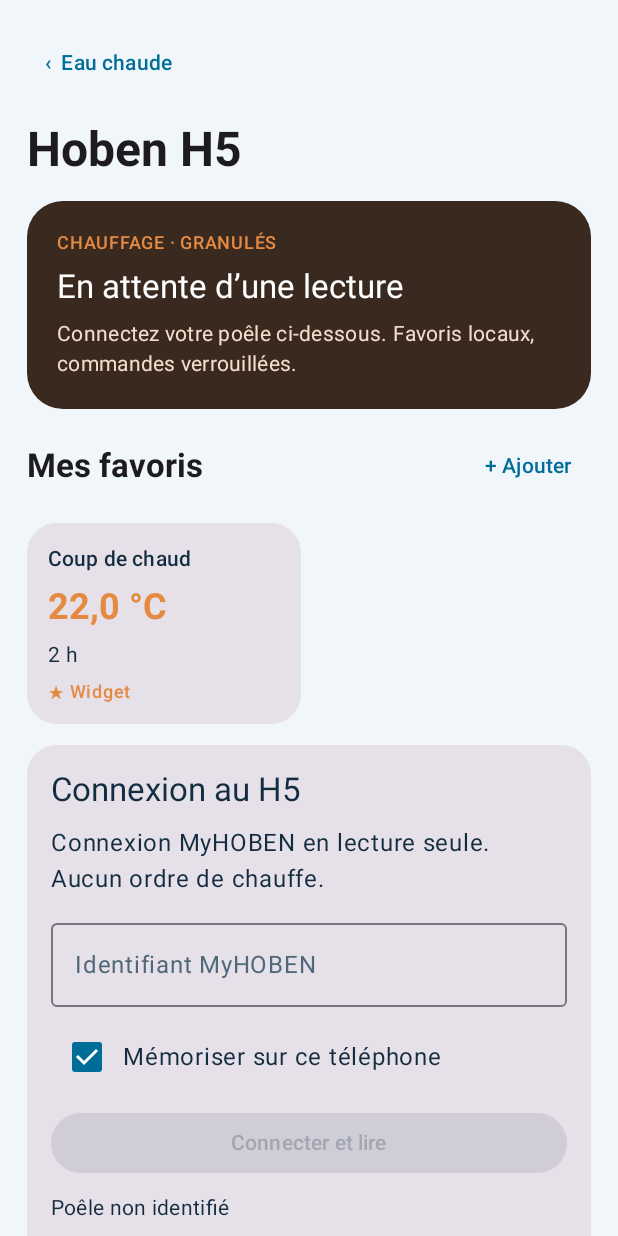
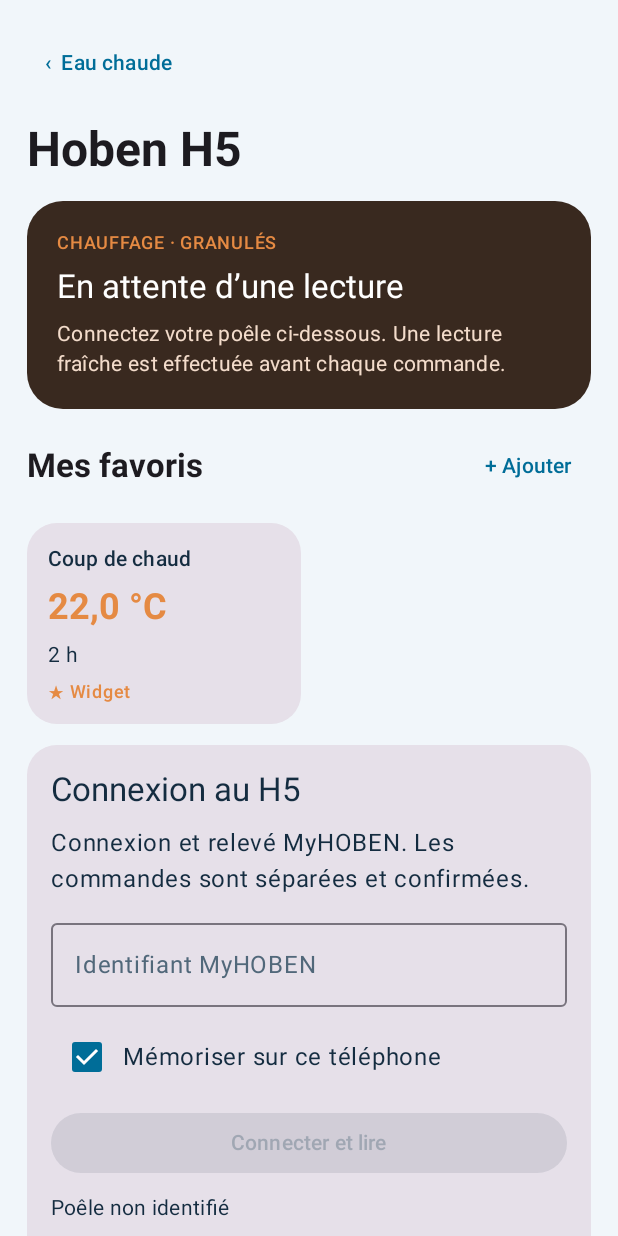
Before and after one commit to NeSy/Sauter-guelma, an Android app built with Jetpack Compose: the screen it shows after launch (HobenActivity), after a tap on "Hoben", on a phone screen of 412 x 824 dp. Run offline under Robolectric (Android 15) with nearby library versions, the phone set to English and light mode, and no system bars; pictures from the network do not load.

Commit message:
V0.7.4 : dérogations H5 confirmées par relecture et annulation native

```diff
--- a/app/build.gradle.kts
+++ b/app/build.gradle.kts
@@ -10,8 +10,8 @@ android {
         applicationId = "fr.nesy.guelmacontrol"
         minSdk = 26
         targetSdk = 35
-        versionCode = 14
-        versionName = "0.7.3"
+        versionCode = 15
+        versionName = "0.7.4"
     }
     val signingPath = System.getenv("GUELMA_KEYSTORE")
     if (signingPath != null) {
--- a/app/src/main/java/fr/nesy/guelmacontrol/HobenActivity.kt
+++ b/app/src/main/java/fr/nesy/guelmacontrol/HobenActivity.kt
@@ -130,8 +130,31 @@ private fun HobenView(initial:String?,back:()->Unit){
     var busy by remember{mutableStateOf(false)}
     var status by remember{mutableStateOf("Non testé")}
     var snapshot by remember{mutableStateOf<HobenSnapshot?>(null)}
+    var commandBusy by remember{mutableStateOf(false)}
+    var pairBusy by remember{mutableStateOf(false)}
+    var commandStatus by remember{mutableStateOf("")}
+    var uncertain by remember{mutableStateOf(false)}
+    var cancelConfirm by remember{mutableStateOf(false)}
     val scope=rememberCoroutineScope()
     val flame=Color(0xFFE58A43)
+    val savedPairing=CredentialVault(c,"hoben").hasCredentials()
+    val canCommand=savedPairing&&!commandBusy&&!pairBusy&&!uncertain
+    fun execute(order:HobenOverride){
+        if(!canCommand)return
+        commandBusy=true;details=null;cancelConfirm=false;commandStatus="Vérification du poêle…";snapshot=null
+        scope.launch{
+            try{
+                val result=withContext(Dispatchers.IO){HobenOverrideGateway.execute(c,order)}
+                snapshot=(result as? HobenPairResult.Opened)?.state
+                commandStatus=when(result){
+                    is HobenPairResult.Opened->result.readStatus
+                    HobenPairResult.PinRequired->"Autorisation nécessaire. Refaire la connexion avant toute commande."
+                    is HobenPairResult.Failed->result.message
+                }
+                uncertain=(result is HobenPairResult.Opened&&result.state==null)
+            }finally{commandBusy=false}
+        }
+    }
     Scaffold(containerColor=MaterialTheme.colorScheme.background){padding->
         Column(Modifier.padding(padding).fillMaxSize().verticalScroll(rememberScrollState()).padding(18.dp),verticalArrangement=Arrangement.spacedBy(14.dp)){
             TextButton(onClick=back){Text("‹  Eau chaude")}
@@ -142,11 +165,11 @@ private fun HobenView(initial:String?,back:()->Unit){
                     val reading=snapshot
                     if(reading==null){
                         Text("En attente d’une lecture",color=Color.White,style=MaterialTheme.typography.titleLarge)
-                        Text("Connectez votre poêle ci-dessous. Favoris locaux, commandes verrouillées.",color=Color(0xFFF3DCCB),style=MaterialTheme.typography.bodyMedium)
+                        Text("Connectez votre poêle ci-dessous. Une lecture fraîche est effectuée avant chaque commande.",color=Color(0xFFF3DCCB),style=MaterialTheme.typography.bodyMedium)
                     }else{
                         Text(reading.ambient?.let{String.format(java.util.Locale.FRANCE,"%.1f °C",it)}?:"—",color=Color.White,style=MaterialTheme.typography.displayMedium,fontWeight=FontWeight.Bold)
                         Text("Température ambiante · consigne "+(reading.target?.let{String.format(java.util.Locale.FRANCE,"%.1f °C",it)}?:"—"),color=Color(0xFFF3DCCB))
-                        Text(reading.stateLabel+" · "+reading.modeLabel,color=Color(0xFFF3DCCB))
+                        Text(reading.stateLabel+" · "+reading.modeLabel+" · "+(if(reading.onOff==1)"Marche autorisée"else if(reading.onOff==0)"Arrêt demandé"else "Marche/arrêt non reconnu"),color=Color(0xFFF3DCCB))
                         Text("Puissance "+(reading.power?.let{"$it %"}?:"—")+" · Ventilation "+reading.ventLabel,color=Color(0xFFF3DCCB))
                         Text(if(reading.activeOverride)"Dérogation active"else if(reading.scheduledOverride)"Dérogation programmée"else "Pas de dérogation signalée",color=Color(0xFFF3DCCB))
                         if(reading.activeOverride||reading.scheduledOverride)Text("Dérogation : "+(reading.overrideTemp?.let{String.format(java.util.Locale.FRANCE,"%.1f °C",it)}?:"—")+" · durée remontée "+reading.overrideMinutes+" min",color=Color(0xFFF3DCCB))
@@ -155,6 +178,8 @@ private fun HobenView(initial:String?,back:()->Unit){
                     }
                 }
             }
+            if(commandStatus.isNotBlank()) Card(Modifier.fillMaxWidth()) { Column(Modifier.padding(14.dp)){Text(commandStatus);if(commandBusy)LinearProgressIndicator(Modifier.fillMaxWidth());if(uncertain)Text("Relisez le poêle avant toute nouvelle commande.")} }
+            if(snapshot?.let{it.activeOverride||it.scheduledOverride}==true)OutlinedButton(onClick={cancelConfirm=true},enabled=canCommand,modifier=Modifier.fillMaxWidth()){Text("Annuler la dérogation")}
             Row(verticalAlignment=Alignment.CenterVertically){
                 Text("Mes favoris",Modifier.weight(1f),style=MaterialTheme.typography.titleLarge,fontWeight=FontWeight.Bold)
                 TextButton(onClick={editing=HobenFavorite(UUID.randomUUID().toString(),"",44,120)}){Text("+ Ajouter")}
@@ -175,11 +200,11 @@ private fun HobenView(initial:String?,back:()->Unit){
                 }
             }
             if(list.isEmpty())Text("Ajoutez votre première dérogation favorite.")
-            HobenPairingPanel{snapshot=it}
+            HobenPairingPanel(commandBusy,{pairBusy=it}){snapshot=it;if(it!=null)uncertain=false}
             Card(Modifier.fillMaxWidth(),shape=RoundedCornerShape(20.dp)){
                 Column(Modifier.padding(16.dp),verticalArrangement=Arrangement.spacedBy(8.dp)){
                     Text("Widgets Android · 1 × 1",style=MaterialTheme.typography.titleMedium)
-                    Text("Ajoutez plusieurs widgets depuis le sélecteur Android, puis choisissez un favori par widget. Un appui ouvre le favori ; le pilotage reste verrouillé. Le favori étoilé est le choix par défaut.")
+                    Text("Ajoutez plusieurs widgets depuis le sélecteur Android, puis choisissez un favori par widget. Un appui ouvre le favori ; confirmez pour envoyer la dérogation. Le favori étoilé est le choix par défaut.")
                     val manager=AppWidgetManager.getInstance(c)
                     Button(onClick={manager.requestPinAppWidget(ComponentName(c,HobenWidget::class.java),null,null)},enabled=manager.isRequestPinAppWidgetSupported&&list.isNotEmpty()){Text("Ajouter le widget")}
                 }
@@ -199,13 +224,16 @@ private fun HobenView(initial:String?,back:()->Unit){
         AlertDialog(onDismissRequest={details=null},title={Text(f.name)},text={
             Column(verticalArrangement=Arrangement.spacedBy(8.dp)){
                 Text(f.temperature+" · "+f.duration,style=MaterialTheme.typography.headlineSmall)
-                Text("Activation verrouillée : la communication avec le H5 n’est pas encore validée.")
+                Text("Dérogation immédiate, puis retour au programme du poêle. Aucun changement de programmation.")
+                if(!savedPairing)Text("Mémorisez d’abord l’appairage dans Connexion au H5.")
+                if(uncertain)Text("Relisez le poêle avant de commander.")
                 OutlinedButton(onClick={HobenFavorites.select(c,f.id);selected=f.id;details=null}){Text("Choisir par défaut")}
                 TextButton(onClick={details=null;editing=f}){Text("Modifier")}
                 TextButton(onClick={details=null;remove=f}){Text("Supprimer")}
             }
-        },confirmButton={TextButton(onClick={details=null}){Text("Fermer")}})
+        },confirmButton={Button(onClick={execute(HobenOverride.Start(f.halfDegrees,f.minutes))},enabled=canCommand){Text("Activer")}},dismissButton={TextButton(onClick={details=null}){Text("Fermer")}})
     }
+    if(cancelConfirm)AlertDialog(onDismissRequest={cancelConfirm=false},title={Text("Reprendre le programme habituel ?")},text={Text("Annuler la dérogation active ou programmée du poêle.")},confirmButton={Button(onClick={execute(HobenOverride.Cancel)},enabled=canCommand){Text("Confirmer")}},dismissButton={TextButton(onClick={cancelConfirm=false}){Text("Retour")}})
     editing?.let{f->
         var name by remember(f.id){mutableStateOf(f.name)}
         var temp by remember(f.id){mutableStateOf(f.halfDegrees)}
--- a/app/src/main/java/fr/nesy/guelmacontrol/HobenPairingPanel.kt
+++ b/app/src/main/java/fr/nesy/guelmacontrol/HobenPairingPanel.kt
@@ -17,7 +17,7 @@ import kotlinx.coroutines.launch
 import kotlinx.coroutines.withContext
 
 @Composable
-internal fun HobenPairingPanel(onState:(HobenSnapshot?)->Unit){
+internal fun HobenPairingPanel(blocked:Boolean,onBusy:(Boolean)->Unit,onState:(HobenSnapshot?)->Unit){
     val c=LocalContext.current.applicationContext
     val session=remember{HobenPairSession(c)}
     val scope=rememberCoroutineScope()
@@ -39,6 +39,7 @@ internal fun HobenPairingPanel(onState:(HobenSnapshot?)->Unit){
         if(result is HobenPairResult.Opened)id=""
         saved=session.hasSaved()
     }
+    LaunchedEffect(busy){onBusy(busy)}
     DisposableEffect(session){onDispose{session.close()}}
     LaunchedEffect(challenge){
         if(challenge){delay(55000);if(!busy){session.close();challenge=false;pin="";status="Demande expirée. Relancez la connexion."}}
@@ -46,17 +47,17 @@ internal fun HobenPairingPanel(onState:(HobenSnapshot?)->Unit){
     Card(Modifier.fillMaxWidth(),shape=RoundedCornerShape(20.dp)){
         Column(Modifier.padding(16.dp),verticalArrangement=Arrangement.spacedBy(9.dp)){
             Text("Connexion au H5",style=MaterialTheme.typography.titleLarge)
-            Text("Connexion MyHOBEN en lecture seule. Aucun ordre de chauffe.")
+            Text("Connexion et relevé MyHOBEN. Les commandes sont séparées et confirmées.")
             if(!challenge){
-                if(saved)Button(onClick={busy=true;scope.launch{try{handle(withContext(Dispatchers.IO){session.open(null,true)})}finally{busy=false}}},enabled=!busy,modifier=Modifier.fillMaxWidth()){Text("Lire mon poêle")}
-                OutlinedTextField(value=id,onValueChange={id=it.take(40)},label={Text("Identifiant MyHOBEN")},singleLine=true,visualTransformation=PasswordVisualTransformation(),enabled=!busy,modifier=Modifier.fillMaxWidth())
-                Row(verticalAlignment=Alignment.CenterVertically){Checkbox(rememberMe,{rememberMe=it},enabled=!busy);Text("Mémoriser sur ce téléphone")}
-                Button(onClick={busy=true;val entered=id;scope.launch{try{handle(withContext(Dispatchers.IO){session.open(entered,rememberMe)})}finally{busy=false}}},enabled=!busy&&normalizeHobenId(id)!=null,modifier=Modifier.fillMaxWidth()){Text("Connecter et lire")}
-                if(saved)TextButton(onClick={session.forget();saved=false;onState(null);status="Identifiant local effacé."},enabled=!busy){Text("Oublier l’appairage local")}
+                if(saved)Button(onClick={busy=true;scope.launch{try{handle(withContext(Dispatchers.IO){session.open(null,true)})}finally{busy=false}}},enabled=!busy&&!blocked,modifier=Modifier.fillMaxWidth()){Text("Lire mon poêle")}
+                OutlinedTextField(value=id,onValueChange={id=it.take(40)},label={Text("Identifiant MyHOBEN")},singleLine=true,visualTransformation=PasswordVisualTransformation(),enabled=!busy&&!blocked,modifier=Modifier.fillMaxWidth())
+                Row(verticalAlignment=Alignment.CenterVertically){Checkbox(rememberMe,{rememberMe=it},enabled=!busy&&!blocked);Text("Mémoriser sur ce téléphone")}
+                Button(onClick={busy=true;val entered=id;scope.launch{try{handle(withContext(Dispatchers.IO){session.open(entered,rememberMe)})}finally{busy=false}}},enabled=!busy&&!blocked&&normalizeHobenId(id)!=null,modifier=Modifier.fillMaxWidth()){Text("Connecter et lire")}
+                if(saved)TextButton(onClick={session.forget();saved=false;onState(null);status="Identifiant local effacé."},enabled=!busy&&!blocked){Text("Oublier l’appairage local")}
             }else{
-                OutlinedTextField(pin,{pin=it.filter(Char::isDigit).take(5)},label={Text("Code affiché sur le poêle")},singleLine=true,keyboardOptions=KeyboardOptions(keyboardType=KeyboardType.NumberPassword),visualTransformation=PasswordVisualTransformation(),enabled=!busy,modifier=Modifier.fillMaxWidth())
-                Button(onClick={val entered=pin.toIntOrNull()?:return@Button;pin="";busy=true;scope.launch{try{handle(withContext(Dispatchers.IO){session.authenticate(entered,rememberMe)})}finally{busy=false;challenge=false}}},enabled=!busy&&pin.toIntOrNull()?.let{it in 0..65534}==true,modifier=Modifier.fillMaxWidth()){Text("Valider le code")}
-                TextButton(onClick={session.close();challenge=false;pin="";status="Appairage annulé."},enabled=!busy){Text("Annuler")}
+                OutlinedTextField(pin,{pin=it.filter(Char::isDigit).take(5)},label={Text("Code affiché sur le poêle")},singleLine=true,keyboardOptions=KeyboardOptions(keyboardType=KeyboardType.NumberPassword),visualTransformation=PasswordVisualTransformation(),enabled=!busy&&!blocked,modifier=Modifier.fillMaxWidth())
+                Button(onClick={val entered=pin.toIntOrNull()?:return@Button;pin="";busy=true;scope.launch{try{handle(withContext(Dispatchers.IO){session.authenticate(entered,rememberMe)})}finally{busy=false;challenge=false}}},enabled=!busy&&!blocked&&pin.toIntOrNull()?.let{it in 0..65534}==true,modifier=Modifier.fillMaxWidth()){Text("Valider le code")}
+                TextButton(onClick={session.close();challenge=false;pin="";status="Appairage annulé."},enabled=!busy&&!blocked){Text("Annuler")}
             }
             if(busy)LinearProgressIndicator(Modifier.fillMaxWidth())
             Text(status,style=MaterialTheme.typography.bodyMedium)
--- a/app/src/main/java/fr/nesy/guelmacontrol/HobenRead.kt
+++ b/app/src/main/java/fr/nesy/guelmacontrol/HobenRead.kt
@@ -9,10 +9,10 @@ internal data class HobenSnapshot(
     val ambient:Double?, val target:Double?, val power:Int?, val mode:Int,
     val state:Int,val vent:Int,val onOff:Int,val activeOverride:Boolean,
     val scheduledOverride:Boolean,val overrideTemp:Double?,val overrideMinutes:Int,
-    val delayMinutes:Int,val faults:Int,val timestamp:Long
+    val delayMinutes:Int,val faults:Int,val timestamp:Long,val info:Int=0
 ){
     val modeLabel:String get()=when(mode){0->"Habitation";1->"Magasin";2->"Manuel";else->"Mode non reconnu ($mode)"}
-    val stateLabel:String get()=when(state){0->"Arrêt";1->"Fin de combustion";2->"Démarrage";3->"Redémarrage après coupure";4->"Stabilisation";5->"Gestion combustion";else->"État non reconnu ($state)"}
+    val stateLabel:String get()=when(state){0->"En attente";1->"Arrêt";2->"Démarrage";3->"Stabilisation";4->"Modulation";5->"Fin de combustion";6->"Démarrage standard";7->"Redémarrage après coupure";8->"Gestion combustion";else->"État non reconnu ($state)"}
     val ventLabel:String get()=when(vent){0->"Normal";1->"Silence";2->"Boost";else->"Non reconnue ($vent)"}
 }
 // Fixed allowlisted input-register read; no generic register/write API.
@@ -26,7 +26,7 @@ internal fun decodeHobenV4(registers:IntArray,now:Long):HobenSnapshot{
         temp(7),temp(8),(registers[6] ushr 8).takeIf{it in 0..100},
         registers[0] ushr 8,registers[6] and 255,registers[4] and 255,
         registers[0] and 255,(info and 32)!=0,(info and 64)!=0,
-        temp(1),registers[3],registers[2],registers[5],now
+        temp(1),registers[3],registers[2],registers[5],now,info
     )
 }
 internal fun decodeHobenReadPdu(pdu:ByteArray,now:Long):HobenSnapshot{
```
Also changed, not shown: app/src/main/java/fr/nesy/guelmacontrol/HobenOverride.kt (added, +83 -0 lines), app/src/main/java/fr/nesy/guelmacontrol/HobenPairSession.kt (+10 -6 lines), 2 other files.
